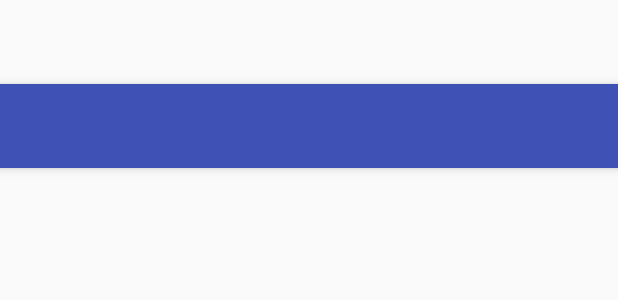
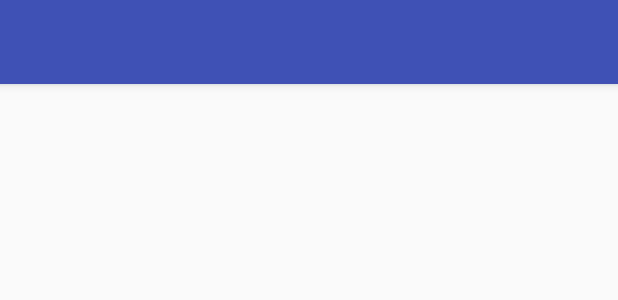
Before and after one commit to fit-aleks/Capstone-Project, an Android app: the layout app_bar_main.xml on its own in the app's theme, with its tools: preview values and no code run, on a phone screen of 412 x 824 dp. Shown: the top 300 px of the screen. Run offline under Robolectric (Android 15) with nearby library versions, the phone set to English and light mode, and no system bars.

Commit message:
fix: fixed styles for correct representation in all activities.

```diff
--- a/app/src/main/AndroidManifest.xml
+++ b/app/src/main/AndroidManifest.xml
@@ -22,8 +22,7 @@
         android:name=".WalkWithMeApplication">
         <activity
             android:name=".MainActivity"
-            android:label="@string/app_name"
-            android:theme="@style/AppTheme.NoActionBar">
+            android:label="@string/app_name">
             <intent-filter>
                 <action android:name="android.intent.action.MAIN" />
 
@@ -31,8 +30,7 @@
             </intent-filter>
         </activity>
         <activity android:name=".ui.friends.FriendsDetailsActivity"
-            android:parentActivityName=".MainActivity"
-            android:theme="@style/AppTheme.NoActionBar"/>
+            android:parentActivityName=".MainActivity"/>
 
         <receiver android:name=".BootCompletedReceiver" android:enabled="true" android:exported="false">
             <intent-filter>
--- a/app/src/main/res/layout/include_toolbar.xml
+++ b/app/src/main/res/layout/include_toolbar.xml
@@ -1,6 +1,5 @@
 <?xml version="1.0" encoding="utf-8"?>
 <android.support.design.widget.AppBarLayout xmlns:android="http://schemas.android.com/apk/res/android"
-    xmlns:app="http://schemas.android.com/apk/res-auto"
     android:layout_width="match_parent"
     android:layout_height="wrap_content"
     android:theme="@style/AppTheme.AppBarOverlay">
@@ -9,7 +8,6 @@
         android:id="@+id/toolbar"
         android:layout_width="match_parent"
         android:layout_height="?attr/actionBarSize"
-        android:background="?attr/colorPrimary"
-        app:popupTheme="@style/AppTheme.PopupOverlay" />
+        android:background="?attr/colorPrimary"/>
 
 </android.support.design.widget.AppBarLayout>
--- a/app/src/main/res/values-v14/styles.xml
+++ b/app/src/main/res/values-v14/styles.xml
@@ -1,11 +1,11 @@
 <?xml version="1.0" encoding="utf-8"?>
 <resources>
-    <style name="AppTheme" parent="Theme.AppCompat.Light.DarkActionBar">
+    <style name="AppTheme" parent="Theme.AppCompat.Light.NoActionBar">
         <!-- Customize your theme here. -->
         <item name="colorPrimary">@color/colorPrimary</item>
         <item name="colorPrimaryDark">@color/colorPrimaryDark</item>
         <item name="colorAccent">@color/colorAccent</item>
-
+        <item name="toolbarStyle">@style/Toolbar</item>
         <item name="preferenceTheme">@style/PreferenceThemeOverlay.v14.Material</item>
     </style>
 </resources>
--- a/app/src/main/res/values-v21/styles.xml
+++ b/app/src/main/res/values-v21/styles.xml
@@ -1,9 +1,3 @@
 <resources>>
 
-    <style name="AppTheme.NoActionBar">
-        <item name="windowActionBar">false</item>
-        <item name="windowNoTitle">true</item>
-        <item name="android:windowDrawsSystemBarBackgrounds">true</item>
-        <item name="android:statusBarColor">@android:color/transparent</item>
-    </style>
 </resources>
--- a/app/src/main/res/values/styles.xml
+++ b/app/src/main/res/values/styles.xml
@@ -1,22 +1,20 @@
 <resources>
 
     <!-- Base application theme. -->
-    <style name="AppTheme" parent="Theme.AppCompat.Light.DarkActionBar">
+    <style name="AppTheme" parent="Theme.AppCompat.Light.NoActionBar">
         <!-- Customize your theme here. -->
         <item name="colorPrimary">@color/colorPrimary</item>
         <item name="colorPrimaryDark">@color/colorPrimaryDark</item>
         <item name="colorAccent">@color/colorAccent</item>
-
-        <item name="preferenceTheme">@style/PreferenceThemeOverlay</item>
+        <item name="toolbarStyle">@style/Toolbar</item>
     </style>
 
-    <style name="AppTheme.NoActionBar">
-        <item name="windowActionBar">false</item>
-        <item name="windowNoTitle">true</item>
+    <!-- main activity toolbar style -->
+    <style name="Toolbar" parent="Widget.AppCompat.Toolbar">
+        <item name="android:background">?attr/colorPrimary</item>
+        <item name="popupTheme">@style/Theme.AppCompat.Light</item>
     </style>
 
     <style name="AppTheme.AppBarOverlay" parent="ThemeOverlay.AppCompat.Dark.ActionBar" />
 
-    <style name="AppTheme.PopupOverlay" parent="ThemeOverlay.AppCompat.Light" />
-
 </resources>
```
